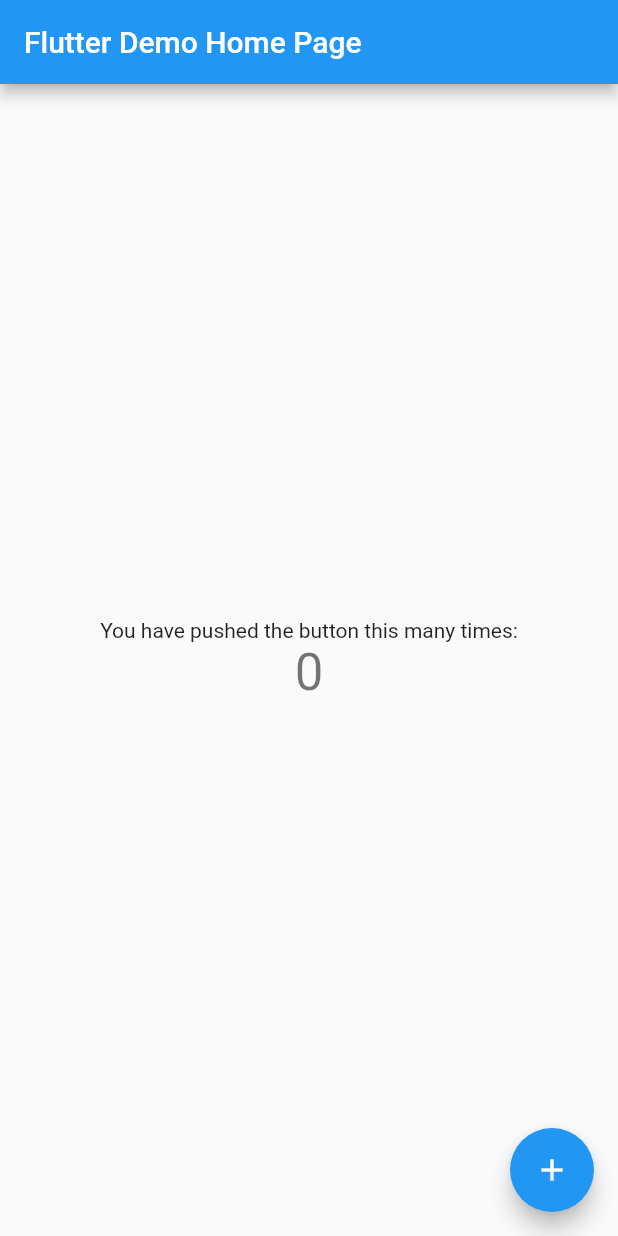
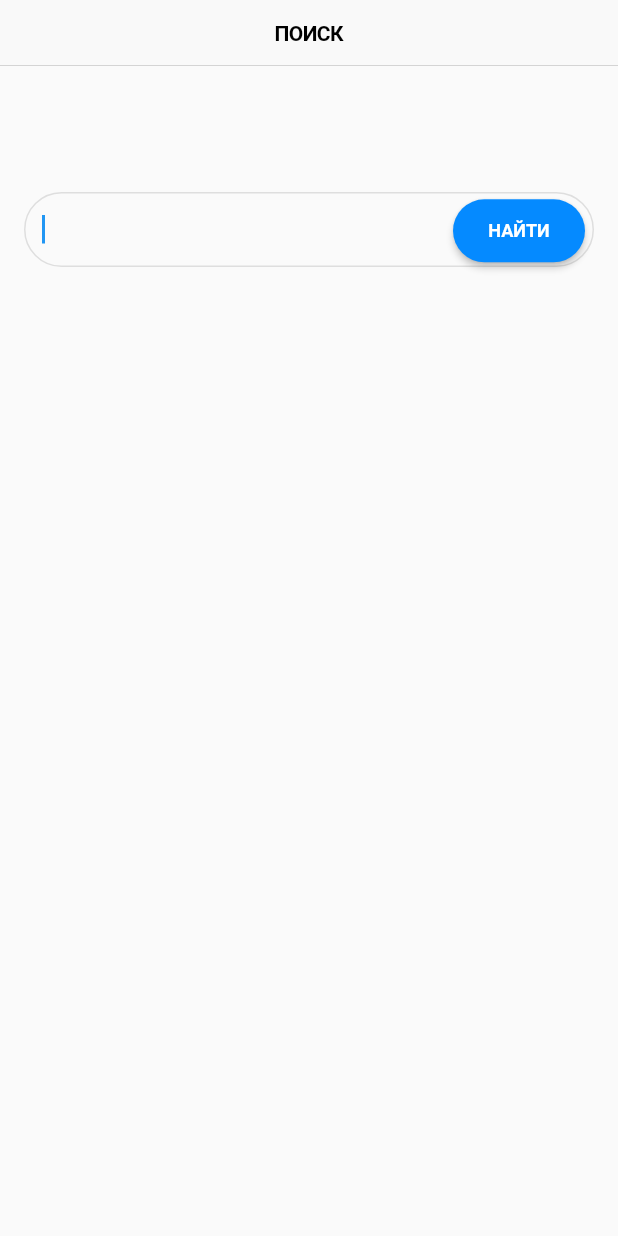
Before and after one commit to uluhulu/test_app_search_repository, a Flutter app: the screen it shows after launch, on a phone screen of 412 x 824 dp. Run offline on Flutter 3.47's test engine with Material 2 defaults, Android fonts, the phone set to English and light mode, and no system bars.

Commit message:
made search screen ui

```diff
--- /dev/null
+++ b/lib/constants/color.dart
@@ -0,0 +1,13 @@
+import 'package:flutter/material.dart';
+
+final searchButtonColor = palete['dodger_blue'];
+final primaryColor = palete['white'];
+final backgroundColor = palete['white'];
+final searchButtonTextColor = palete['white'];
+final textFieldBorderColor = palete['grey'];
+
+final palete = {
+  'dodger_blue': Color(0xff058AFF),
+  'white': Color(0xffffffff),
+  'grey': Colors.grey,
+};
--- /dev/null
+++ b/lib/constants/style.dart
@@ -0,0 +1,24 @@
+import 'package:flutter/material.dart';
+import 'package:test_app_search_repository/constants/color.dart';
+
+final theme = InputDecorationTheme(
+  focusedBorder: OutlineInputBorder(
+    borderRadius: BorderRadius.all(
+      const Radius.circular(50.0),
+    ),
+    borderSide: BorderSide(
+      color: Colors.grey.withOpacity(0.3),
+    ),
+  ),
+);
+
+final searchButtonTextStyle = TextStyle(
+  color: searchButtonTextColor,
+  fontSize: 12,
+  fontWeight: FontWeight.w600,
+);
+
+final appBarTextStyle = TextStyle(
+  fontSize: 14,
+  fontWeight: FontWeight.w600,
+);
--- /dev/null
+++ b/lib/constants/text.dart
@@ -0,0 +1,2 @@
+const  searchText = "ПОИСК";
+const  findText = "НАЙТИ";
--- a/lib/main.dart
+++ b/lib/main.dart
@@ -1,4 +1,7 @@
 import 'package:flutter/material.dart';
+import 'package:test_app_search_repository/constants/color.dart';
+import 'package:test_app_search_repository/constants/style.dart';
+import 'package:test_app_search_repository/screens/search_screen/search_screen.dart';
 
 void main() {
   runApp(MyApp());
@@ -11,107 +14,11 @@ class MyApp extends StatelessWidget {
     return MaterialApp(
       title: 'Flutter Demo',
       theme: ThemeData(
-        // This is the theme of your application.
-        //
-        // Try running your application with "flutter run". You'll see the
-        // application has a blue toolbar. Then, without quitting the app, try
-        // changing the primarySwatch below to Colors.green and then invoke
-        // "hot reload" (press "r" in the console where you ran "flutter run",
-        // or simply save your changes to "hot reload" in a Flutter IDE).
-        // Notice that the counter didn't reset back to zero; the application
-        // is not restarted.
-        primarySwatch: Colors.blue,
-        // This makes the visual density adapt to the platform that you run
-        // the app on. For desktop platforms, the controls will be smaller and
-        // closer together (more dense) than on mobile platforms.
-        visualDensity: VisualDensity.adaptivePlatformDensity,
+        primaryColor: primaryColor,
+        backgroundColor: backgroundColor,
+        inputDecorationTheme: theme,
       ),
-      home: MyHomePage(title: 'Flutter Demo Home Page'),
+      home: SearchScreen(),
     );
   }
 }
-
-class MyHomePage extends StatefulWidget {
-  MyHomePage({Key key, this.title}) : super(key: key);
-
-  // This widget is the home page of your application. It is stateful, meaning
-  // that it has a State object (defined below) that contains fields that affect
-  // how it looks.
-
-  // This class is the configuration for the state. It holds the values (in this
-  // case the title) provided by the parent (in this case the App widget) and
-  // used by the build method of the State. Fields in a Widget subclass are
-  // always marked "final".
-
-  final String title;
-
-  @override
-  _MyHomePageState createState() => _MyHomePageState();
-}
-
-class _MyHomePageState extends State<MyHomePage> {
-  int _counter = 0;
-
-  void _incrementCounter() {
-    setState(() {
-      // This call to setState tells the Flutter framework that something has
-      // changed in this State, which causes it to rerun the build method below
-      // so that the display can reflect the updated values. If we changed
-      // _counter without calling setState(), then the build method would not be
-      // called again, and so nothing would appear to happen.
-      _counter++;
-    });
-  }
-
-  @override
-  Widget build(BuildContext context) {
-    // This method is rerun every time setState is called, for instance as done
-    // by the _incrementCounter method above.
-    //
-    // The Flutter framework has been optimized to make rerunning build methods
-    // fast, so that you can just rebuild anything that needs updating rather
-    // than having to individually change instances of widgets.
-    return Scaffold(
-      appBar: AppBar(
-        // Here we take the value from the MyHomePage object that was created by
-        // the App.build method, and use it to set our appbar title.
-        title: Text(widget.title),
-      ),
-      body: Center(
-        // Center is a layout widget. It takes a single child and positions it
-        // in the middle of the parent.
-        child: Column(
-          // Column is also a layout widget. It takes a list of children and
-          // arranges them vertically. By default, it sizes itself to fit its
-          // children horizontally, and tries to be as tall as its parent.
-          //
-          // Invoke "debug painting" (press "p" in the console, choose the
-          // "Toggle Debug Paint" action from the Flutter Inspector in Android
-          // Studio, or the "Toggle Debug Paint" command in Visual Studio Code)
-          // to see the wireframe for each widget.
-          //
-          // Column has various properties to control how it sizes itself and
-          // how it positions its children. Here we use mainAxisAlignment to
-          // center the children vertically; the main axis here is the vertical
-          // axis because Columns are vertical (the cross axis would be
-          // horizontal).
-          mainAxisAlignment: MainAxisAlignment.center,
-          children: <Widget>[
-            Text(
-              'You have pushed the button this many times:',
-            ),
-            Text(
-              '$_counter',
-              style: Theme.of(context).textTheme.headline4,
-            ),
-          ],
-        ),
-      ),
-      floatingActionButton: FloatingActionButton(
-        onPressed: _incrementCounter,
-        tooltip: 'Increment',
-        child: Icon(Icons.add),
-      ), // This trailing comma makes auto-formatting nicer for build methods.
-    );
-  }
-}
--- /dev/null
+++ b/lib/screens/search_screen/search_screen.dart
@@ -0,0 +1,30 @@
+import 'package:flutter/cupertino.dart';
+import 'package:flutter/material.dart';
+import 'package:test_app_search_repository/constants/style.dart';
+import 'package:test_app_search_repository/constants/text.dart';
+import 'package:test_app_search_repository/screens/search_screen/widgets/search_field.dart';
+
+class SearchScreen extends StatefulWidget {
+  @override
+  _SearchScreenState createState() => _SearchScreenState();
+}
+
+class _SearchScreenState extends State<SearchScreen> {
+  @override
+  Widget build(BuildContext context) {
+    return Scaffold(
+      appBar: CupertinoNavigationBar(
+        middle: Text(
+          searchText,
+          style: appBarTextStyle,
+        ),
+      ),
+      body: Column(
+        children: [
+          SizedBox(height: 84),
+          SearchField(),
+        ],
+      ),
+    );
+  }
+}
--- /dev/null
+++ b/lib/screens/search_screen/widgets/search_field.dart
@@ -0,0 +1,56 @@
+import 'package:flutter/cupertino.dart';
+import 'package:flutter/material.dart';
+import 'package:test_app_search_repository/constants/color.dart';
+import 'package:test_app_search_repository/constants/style.dart';
+import 'package:test_app_search_repository/constants/text.dart';
+
+class SearchField extends StatefulWidget {
+  @override
+  _SearchFieldState createState() => _SearchFieldState();
+}
+
+class _SearchFieldState extends State<SearchField> {
+  @override
+  Widget build(BuildContext context) {
+    return Container(
+      padding: EdgeInsets.symmetric(horizontal: 16),
+      height: 50,
+      child: _buildTextField(),
+    );
+  }
+
+  Widget _buildTextField(){
+    return TextField(
+      autofocus: true,
+      decoration: InputDecoration(
+        contentPadding: EdgeInsets.only(
+          left: 12,
+          right: 6,
+          bottom: 20,
+          top: 4,
+        ),
+        suffix: _buildButton(),
+      ),
+    );
+  }
+
+  Widget _buildButton() {
+    return Padding(
+      padding: const EdgeInsets.only(bottom: 6.0),
+      child: Container(
+        height: 42,
+        child: RaisedButton(
+          color: searchButtonColor,
+          shape: RoundedRectangleBorder(
+            borderRadius: BorderRadius.circular(50.0),
+          ),
+          onPressed: () {},
+          child: Text(
+            findText,
+            style: searchButtonTextStyle,
+          ),
+        ),
+      ),
+    );
+  }
+}
```
Also changed, not shown: 1 other file.
